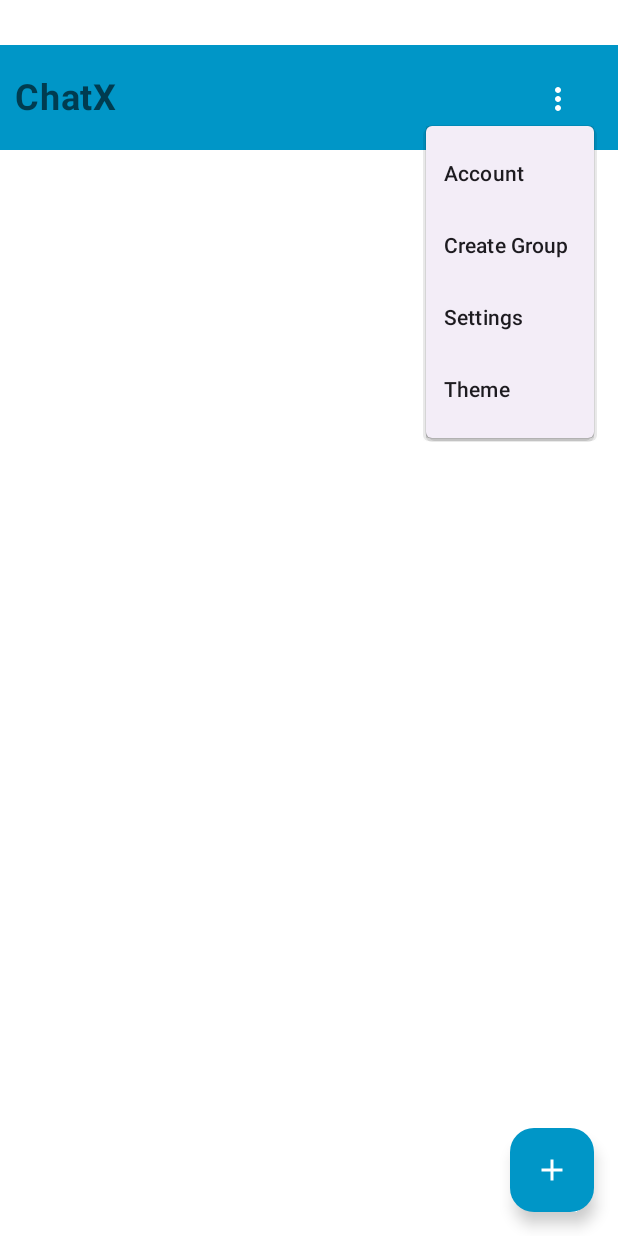
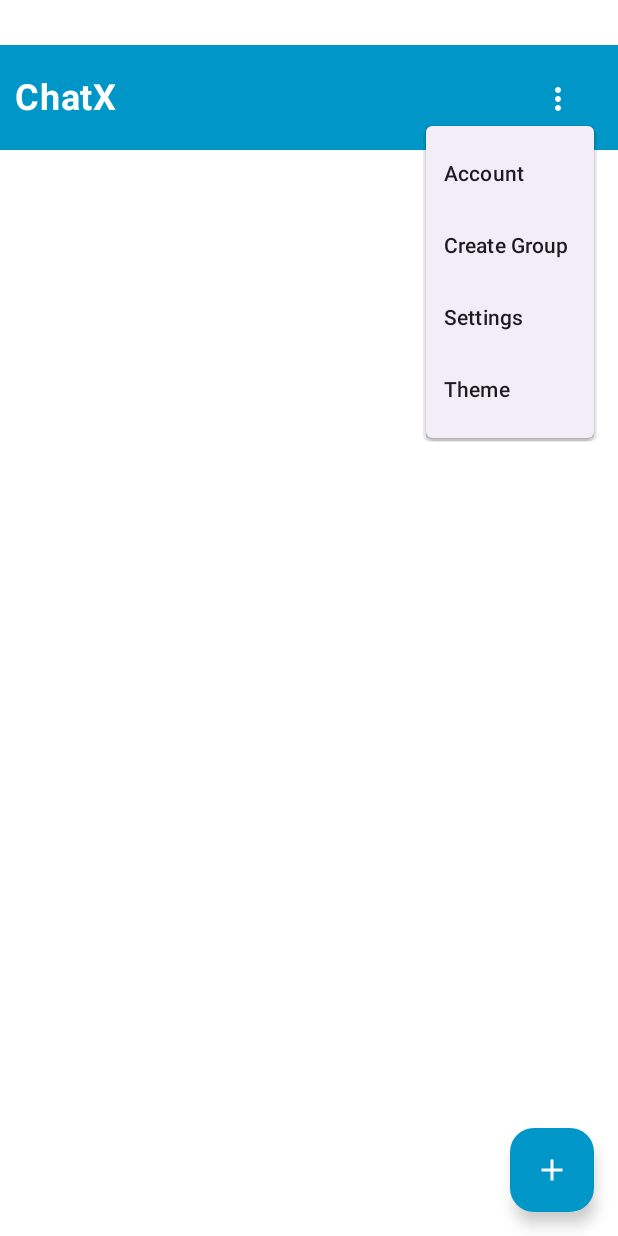
Before and after one commit to Nic3holas-wq/ChatX, an Android app built with Jetpack Compose: the composable Home shown on its own in the app's theme, after a tap on "More options", on a phone screen of 412 x 824 dp. Run offline under Robolectric (Android 15) with nearby library versions, the phone set to English and light mode, and no system bars; our stand-ins replace Firebase (no records; nobody signed in at launch, a user with empty details on screens opened directly); pictures from the network do not load.

Commit message:
App ScreenShorts

```diff
--- a/app/src/main/java/com/example/chatx/ui/theme/Color.kt
+++ b/app/src/main/java/com/example/chatx/ui/theme/Color.kt
@@ -10,5 +10,5 @@ val lightOnBackground = Color(0x99000000)
 //darkmode
 val darkPrimary = Color(0x99000000)
 val darkBackground = Color(0xCC000000)
-val darkOnPrimary = Color(0xCC000000)
+val darkOnPrimary = Color.White
 val darkOnBackground = Color.White
--- a/app/src/main/java/com/example/chatx/ui/theme/Theme.kt
+++ b/app/src/main/java/com/example/chatx/ui/theme/Theme.kt
@@ -17,7 +17,6 @@ private val DarkColorPalette = darkColorScheme(
     background = darkBackground,
     onPrimary = darkOnPrimary,
     onBackground = darkOnBackground
-
 )
 
 private val LightColorPalette = lightColorScheme(
--- a/app/src/main/java/com/example/chatx/view/Chat.kt
+++ b/app/src/main/java/com/example/chatx/view/Chat.kt
@@ -226,7 +226,7 @@ fun Chat(navController: NavHostController, userId: String?) {
             ) {
                 items(messagesState.reversed()) { message ->
                     val isMe = message.senderId == currentUserId
-                    val backgroundColor = if (isMe) MaterialTheme.colorScheme.background else MaterialTheme.colorScheme.primary
+                    val backgroundColor = if (isMe) MaterialTheme.colorScheme.primary else MaterialTheme.colorScheme.onBackground
                     val alignment = if (isMe) Alignment.CenterEnd else Alignment.CenterStart
 
                     Box(
--- a/app/src/main/java/com/example/chatx/view/home.kt
+++ b/app/src/main/java/com/example/chatx/view/home.kt
@@ -65,7 +65,7 @@ fun Home(navController: NavHostController, viewModel: HomeViewModel = viewModel(
                 Text(
                     modifier = Modifier.padding(start = 10.dp),
                     text = "ChatX",
-                    color = MaterialTheme.colorScheme.onBackground,
+                    color = MaterialTheme.colorScheme.onPrimary,
                     fontSize = 24.sp,
                     fontWeight = FontWeight.Bold
                 )
```
Also changed, not shown: 5 other files.
